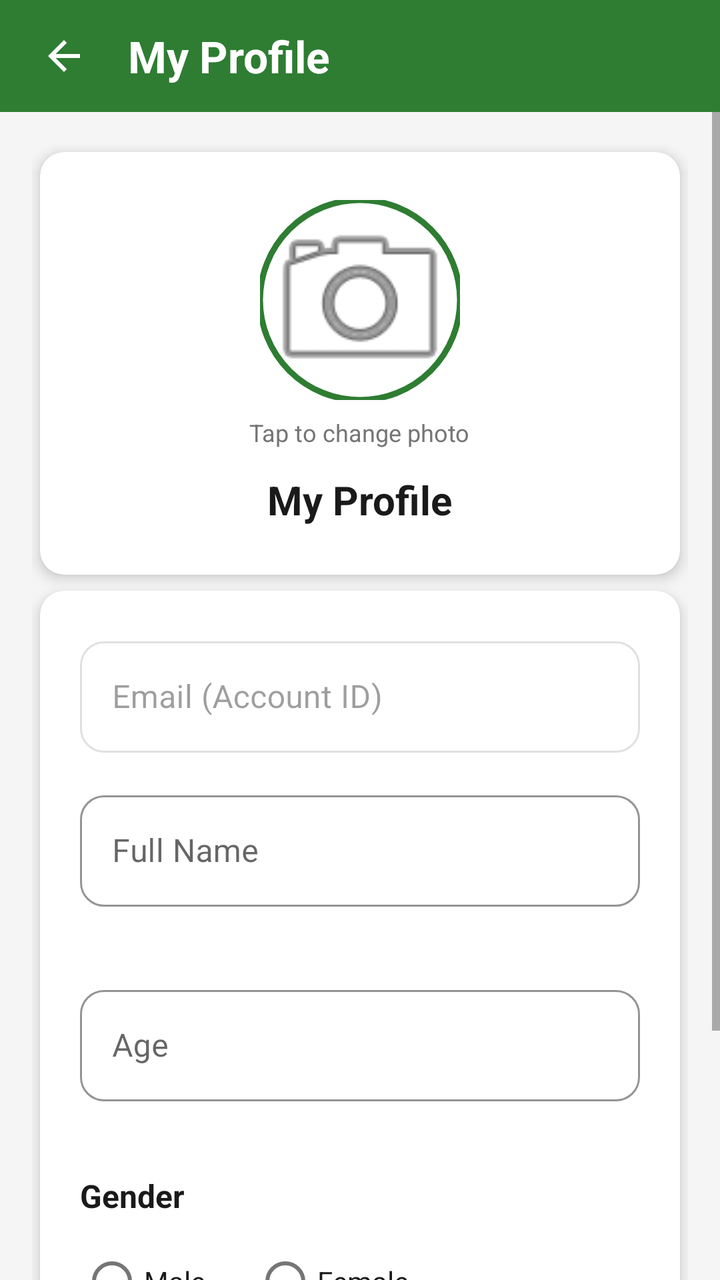
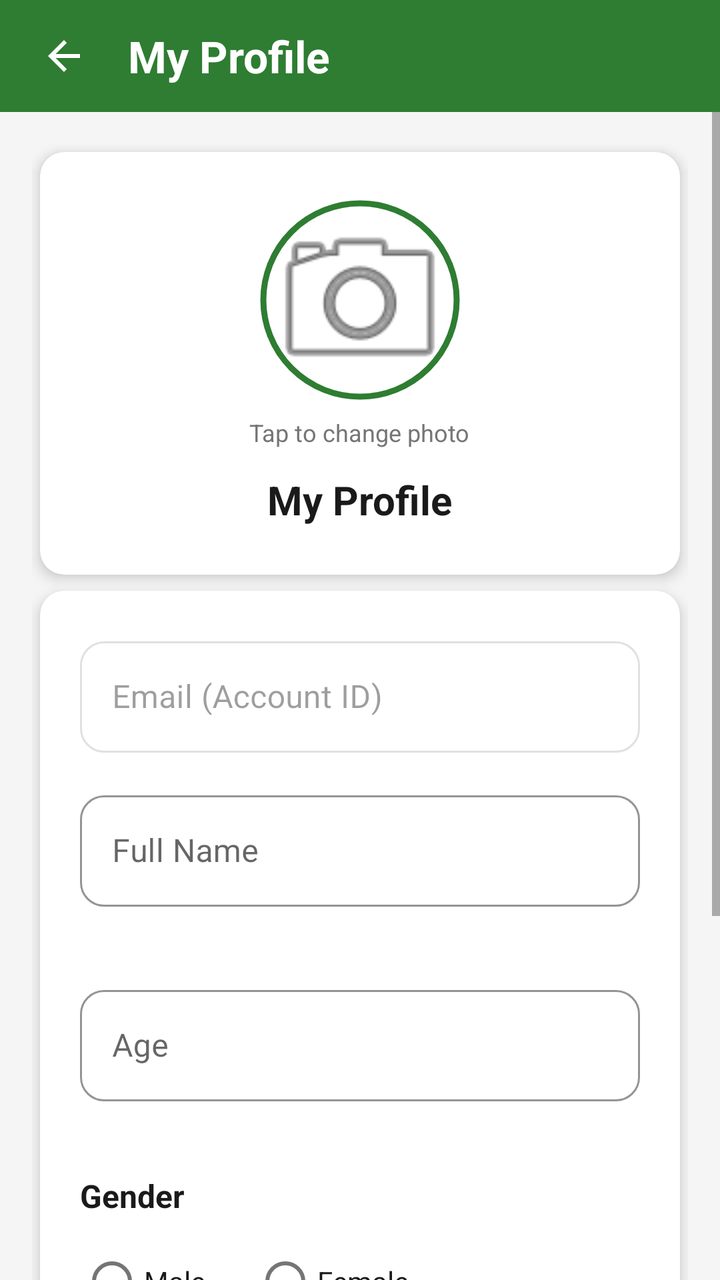

Before-and-after screenshots of an Android layout around one commit, followed by the original layout XML and the change that was made.
<!-- AndroidManifest.xml: application theme Theme.WorkoutTracker -->
<!-- res/layout/activity_profile.xml -->
<?xml version="1.0" encoding="utf-8"?>
<LinearLayout xmlns:android="http://schemas.android.com/apk/res/android"
    xmlns:app="http://schemas.android.com/apk/res-auto"
    android:layout_width="match_parent"
    android:layout_height="match_parent"
    android:orientation="vertical"
    android:background="@color/colorBackground">

    
    <LinearLayout
        android:layout_width="match_parent"
        android:layout_height="56dp"
        android:background="@color/colorPrimary"
        android:orientation="horizontal"
        android:gravity="center_vertical"
        android:paddingHorizontal="8dp">

        <ImageButton
            android:id="@+id/btnBack"
            android:layout_width="48dp"
            android:layout_height="48dp"
            android:background="?attr/selectableItemBackgroundBorderless"
            android:src="@drawable/ic_back"
            android:contentDescription="Back" />

        <TextView
            android:layout_width="wrap_content"
            android:layout_height="wrap_content"
            android:text="My Profile"
            android:textSize="22sp"
            android:textStyle="bold"
            android:textColor="@color/white"
            android:layout_marginStart="8dp" />

    </LinearLayout>

    <RelativeLayout
         android:layout_width="match_parent"
         android:layout_height="match_parent">

         <ScrollView
             android:layout_width="match_parent"
             android:layout_height="match_parent"
             android:fillViewport="true">

             <LinearLayout
                 android:layout_width="match_parent"
                 android:layout_height="wrap_content"
                 android:orientation="vertical"
                 android:padding="16dp">

                 
                 <com.google.android.material.card.MaterialCardView
                     android:layout_width="match_parent"
                     android:layout_height="wrap_content"
                     app:cardCornerRadius="12dp"
                     app:cardElevation="4dp"
                     app:cardBackgroundColor="@color/colorSurface"
                     android:layout_margin="4dp"
                     android:layout_marginBottom="16dp">

                     <LinearLayout
                         android:layout_width="match_parent"
                         android:layout_height="wrap_content"
                         android:orientation="vertical"
                         android:gravity="center"
                         android:padding="24dp">

                         <com.google.android.material.imageview.ShapeableImageView
                             android:id="@+id/ivProfilePic"
                             android:layout_width="100dp"
                             android:layout_height="100dp"
                             android:scaleType="centerCrop"
                             android:src="@android:drawable/ic_menu_camera"
                             app:shapeAppearanceOverlay="@style/CircleShape"
                             app:strokeColor="@color/colorPrimary"
                             app:strokeWidth="3dp" />

                         <TextView
                             android:layout_width="wrap_content"
                             android:layout_height="wrap_content"
                             android:text="Tap to change photo"
                             android:textSize="12sp"
                             android:textColor="@color/colorTextSecondary"
                             android:layout_marginTop="8dp" />

                         <TextView
                             android:layout_width="wrap_content"
                             android:layout_height="wrap_content"
                             android:text="My Profile"
                             android:textSize="20sp"
                             android:textStyle="bold"
                             android:textColor="@color/colorTextPrimary"
                             android:layout_marginTop="12dp" />

                     </LinearLayout>
                 </com.google.android.material.card.MaterialCardView>

                 
                 <com.google.android.material.card.MaterialCardView
                     android:layout_width="match_parent"
                     android:layout_height="wrap_content"
                     app:cardCornerRadius="12dp"
                     app:cardElevation="4dp"
                     app:cardBackgroundColor="@color/colorSurface"
                     android:layout_margin="4dp">

                     <LinearLayout
                         android:layout_width="match_parent"
                         android:layout_height="wrap_content"
                         android:orientation="vertical"
                         android:padding="20dp">

                         
                         <com.google.android.material.textfield.TextInputLayout
                             android:id="@+id/tilEmail"
                             style="@style/Widget.MaterialComponents.TextInputLayout.OutlinedBox"
                             android:layout_width="match_parent"
                             android:layout_height="wrap_content"
                             android:hint="Email (Account ID)"
                             android:layout_marginBottom="16dp"
                             app:boxCornerRadiusTopStart="12dp"
                             app:boxCornerRadiusTopEnd="12dp"
                             app:boxCornerRadiusBottomStart="12dp"
                             app:boxCornerRadiusBottomEnd="12dp"
                             app:boxStrokeColor="@color/colorDivider"
                             android:enabled="false">

                             <com.google.android.material.textfield.TextInputEditText
                                 android:id="@+id/etEmail"
                                 android:layout_width="match_parent"
                                 android:layout_height="wrap_content"
                                 android:textColor="@color/colorTextSecondary"
                                 android:textSize="16sp"
                                 android:enabled="false" />
                         </com.google.android.material.textfield.TextInputLayout>

                         
                         <com.google.android.material.textfield.TextInputLayout
                             android:id="@+id/tilName"
                             style="@style/Widget.MaterialComponents.TextInputLayout.OutlinedBox"
                             android:layout_width="match_parent"
                             android:layout_height="wrap_content"
                             android:hint="Full Name"
                             android:layout_marginBottom="16dp"
                             app:errorEnabled="true"
                             app:boxStrokeColor="@color/colorPrimary"
                             app:hintTextColor="@color/colorPrimary"
                             app:boxCornerRadiusTopStart="12dp"
                             app:boxCornerRadiusTopEnd="12dp"
                             app:boxCornerRadiusBottomStart="12dp"
                             app:boxCornerRadiusBottomEnd="12dp">

                             <com.google.android.material.textfield.TextInputEditText
                                 android:id="@+id/etName"
                                 android:layout_width="match_parent"
                                 android:layout_height="wrap_content"
                                 android:inputType="textPersonName"
                                 android:textColor="@color/colorTextPrimary"
                                 android:textSize="16sp" />
                         </com.google.android.material.textfield.TextInputLayout>

                         
                         <com.google.android.material.textfield.TextInputLayout
                             android:id="@+id/tilAge"
                             style="@style/Widget.MaterialComponents.TextInputLayout.OutlinedBox"
                             android:layout_width="match_parent"
                             android:layout_height="wrap_content"
                             android:hint="Age"
                             android:layout_marginBottom="16dp"
                             app:errorEnabled="true"
                             app:boxStrokeColor="@color/colorPrimary"
                             app:hintTextColor="@color/colorPrimary"
                             app:boxCornerRadiusTopStart="12dp"
                             app:boxCornerRadiusTopEnd="12dp"
                             app:boxCornerRadiusBottomStart="12dp"
                             app:boxCornerRadiusBottomEnd="12dp">

                             <com.google.android.material.textfield.TextInputEditText
                                 android:id="@+id/etAge"
                                 android:layout_width="match_parent"
                                 android:layout_height="wrap_content"
                                 android:inputType="number"
                                 android:textColor="@color/colorTextPrimary"
                                 android:textSize="16sp" />
                         </com.google.android.material.textfield.TextInputLayout>

                         
                         <TextView
                             android:layout_width="match_parent"
                             android:layout_height="wrap_content"
                             android:text="Gender"
                             android:textColor="@color/colorTextPrimary"
                             android:textSize="16sp"
                             android:textStyle="bold"
                             android:layout_marginBottom="8dp"/>

                         <RadioGroup
                             android:id="@+id/rgGender"
                             android:layout_width="match_parent"
                             android:layout_height="wrap_content"
                             android:orientation="horizontal"
                             android:layout_marginBottom="32dp">

                             <com.google.android.material.radiobutton.MaterialRadioButton
                                 android:id="@+id/rbMale"
                                 android:layout_width="wrap_content"
                                 android:layout_height="wrap_content"
                                 android:text="Male"
                                 android:textColor="@color/colorTextPrimary"
                                 android:layout_marginEnd="24dp"
                                 app:useMaterialThemeColors="true" />

                             <com.google.android.material.radiobutton.MaterialRadioButton
                                 android:id="@+id/rbFemale"
                                 android:layout_width="wrap_content"
                                 android:layout_height="wrap_content"
                                 android:text="Female"
                                 android:textColor="@color/colorTextPrimary"
                                 app:useMaterialThemeColors="true" />
                         </RadioGroup>

                         
                         <com.google.android.material.button.MaterialButton
                             android:id="@+id/btnSaveChanges"
                             android:layout_width="match_parent"
                             android:layout_height="wrap_content"
                             android:text="Save Changes"
                             android:textSize="16sp"
                             android:textStyle="bold"
                             android:padding="14dp"
                             android:backgroundTint="@color/colorPrimary"
                             android:textColor="@color/white"
                             app:cornerRadius="12dp" />

                     </LinearLayout>
                 </com.google.android.material.card.MaterialCardView>

             </LinearLayout>
         </ScrollView>

         <ProgressBar
             android:id="@+id/progressBar"
             android:layout_width="wrap_content"
             android:layout_height="wrap_content"
             android:layout_centerInParent="true"
             android:visibility="gone"
             android:indeterminateTint="@color/colorPrimary" />

     </RelativeLayout>

</LinearLayout>
<!-- resources referenced by this layout -->
<resources>
  <color name="colorBackground">#F5F5F5</color>
  <color name="colorDivider">#E0E0E0</color>
  <color name="colorPrimary">#2E7D32</color>
  <color name="colorSurface">#FFFFFF</color>
  <color name="colorTextPrimary">#1A1A1A</color>
  <color name="colorTextSecondary">#757575</color>
  <color name="white">#FFFFFF</color>
  <!-- drawable ic_back (drawable) -->
  <vector xmlns:android="http://schemas.android.com/apk/res/android"
      android:width="24dp"
      android:height="24dp"
      android:viewportWidth="24"
      android:viewportHeight="24">
    <path
        android:fillColor="#FFFFFF"
        android:pathData="M20,11H7.83l5.59-5.59L12,4l-8,8 8,8 1.41-1.41L7.83,13H20v-2z"/>
  </vector>
  <style name="CircleShape" parent="">
          <item name="cornerSize">50%</item>
      </style>
  <style name="Theme.WorkoutTracker" parent="Base.Theme.WorkoutTracker" />
  <style name="Base.Theme.WorkoutTracker" parent="Theme.MaterialComponents.Light.NoActionBar">
          
          <item name="colorPrimary">@color/colorPrimary</item>
          <item name="colorPrimaryVariant">@color/colorPrimaryDark</item>
          <item name="colorOnPrimary">@color/white</item>
          
          <item name="colorSecondary">@color/colorAccent</item>
          <item name="colorSecondaryVariant">@color/colorPrimaryDark</item>
          <item name="colorOnSecondary">@color/white</item>
          
          <item name="android:statusBarColor">?attr/colorPrimaryVariant</item>
          
          <item name="android:windowBackground">@color/colorBackground</item>
      </style>
  <color name="colorPrimaryDark">#1B5E20</color>
  <color name="colorAccent">#66BB6A</color>
</resources>

<!-- the commit's change to res/layout/activity_profile.xml (unified diff, before → after) -->
@@ -72,6 +72,7 @@
                              android:layout_height="100dp"
                              android:scaleType="centerCrop"
                              android:src="@android:drawable/ic_menu_camera"
+                             android:padding="1.5dp"
                              app:shapeAppearanceOverlay="@style/CircleShape"
                              app:strokeColor="@color/colorPrimary"
                              app:strokeWidth="3dp" />
@@ -200,7 +201,7 @@
                              android:layout_width="match_parent"
                              android:layout_height="wrap_content"
                              android:orientation="horizontal"
-                             android:layout_marginBottom="32dp">
+                             android:layout_marginBottom="16dp">
 
                              <com.google.android.material.radiobutton.MaterialRadioButton
                                  android:id="@+id/rbMale"
@@ -219,6 +220,34 @@
                                  android:textColor="@color/colorTextPrimary"
                                  app:useMaterialThemeColors="true" />
                          </RadioGroup>
+
+                         
+                         <TextView
+                             android:layout_width="match_parent"
+                             android:layout_height="wrap_content"
+                             android:text="Profile Privacy"
+                             android:textColor="@color/colorTextPrimary"
+                             android:textSize="16sp"
+                             android:textStyle="bold"
+                             android:layout_marginBottom="4dp"/>
+
+                         <TextView
+                             android:layout_width="match_parent"
+                             android:layout_height="wrap_content"
+                             android:text="Allow users to see your workout stats."
+                             android:textColor="@color/colorTextSecondary"
+                             android:textSize="12sp"
+                             android:layout_marginBottom="8dp"/>
+
+                         <com.google.android.material.switchmaterial.SwitchMaterial
+                             android:id="@+id/switchPublicProfile"
+                             android:layout_width="match_parent"
+                             android:layout_height="wrap_content"
+                             android:text="Public Profile"
+                             android:textColor="@color/colorTextPrimary"
+                             android:textSize="16sp"
+                             android:layout_marginBottom="24dp"
+                             app:useMaterialThemeColors="true"/>
 
                          
                          <com.google.android.material.button.MaterialButton
